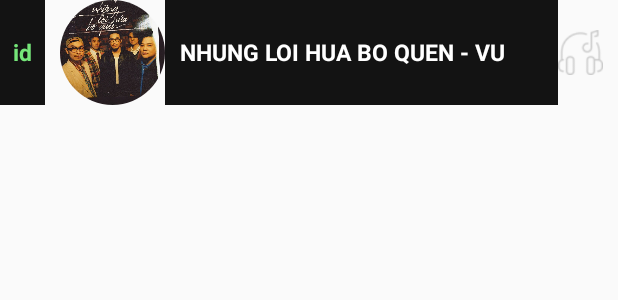
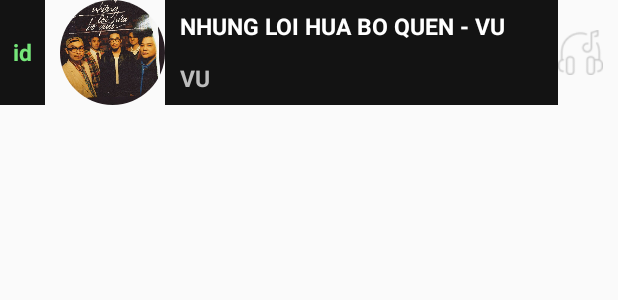
Before and after one commit to baoanhh7/Music_App_Demo, an Android app: the layout item_song.xml on its own in the app's theme, with its tools: preview values and no code run, on a phone screen of 412 x 824 dp. Shown: the top 300 px of the screen. Run offline under Robolectric (Android 15) with nearby library versions, the phone set to English and light mode, and no system bars; network calls fail.

Commit message:
BA commit 17/3 5:35 PM.

```diff
--- a/app/src/main/java/com/example/doan_music/fragment/main/Library_Fragment.java
+++ b/app/src/main/java/com/example/doan_music/fragment/main/Library_Fragment.java
@@ -162,7 +162,7 @@ public class Library_Fragment extends Fragment implements OnItemClickListener {
                 Integer id = cursor.getInt(2);
                 String ten = cursor.getString(1);
                 byte[] byteArray = convertDrawableToByteArray(requireContext(), R.drawable.music_logo);
-                if(maU.equals(id)) {
+                if (maU.equals(id)) {
                     ThuVien thuVien = new ThuVien(byteArray, ten);
                     arr.add(thuVien);
                 }
--- a/app/src/main/res/layout/fragment_add_playlist.xml
+++ b/app/src/main/res/layout/fragment_add_playlist.xml
@@ -17,12 +17,14 @@
             android:layout_height="match_parent"
             android:orientation="vertical"
             android:id="@+id/linear_addplayist_tv">
+
             <Button
                 android:layout_width="wrap_content"
                 android:id="@+id/btn_xong_addplaylist_thuvien"
                 android:layout_height="wrap_content"
                 android:layout_marginStart="320dp"
                 android:text="Xong" />
+
             <TextView
                 android:layout_width="wrap_content"
                 android:layout_height="wrap_content"
@@ -44,18 +46,21 @@
                 android:layout_gravity="center"
                 android:textSize="20dp" />
         </LinearLayout>
+
         <LinearLayout
             android:layout_width="match_parent"
             android:layout_height="match_parent"
             android:orientation="vertical"
             android:visibility="gone"
             android:id="@+id/linear_addplayist_tv1">
+
             <Button
                 android:layout_width="wrap_content"
                 android:id="@+id/btn_xong_addplaylist_thuvien1"
                 android:layout_height="wrap_content"
                 android:layout_marginStart="320dp"
                 android:text="Xong" />
+
             <SearchView
                 android:id="@+id/search_thuvien_addPlaylist"
                 android:layout_width="match_parent"
--- a/app/src/main/res/layout/item_song.xml
+++ b/app/src/main/res/layout/item_song.xml
@@ -29,10 +29,16 @@
             android:scaleType="centerCrop"
             android:src="@drawable/nhungloihuaboquen" />
 
+        <LinearLayout
+            android:layout_width="0dp"
+            android:layout_height="match_parent"
+            android:layout_weight="1"
+            android:orientation="vertical">
+
             <TextView
                 android:id="@+id/txt_song"
-            android:layout_width="0dp"
-            android:layout_height="70dp"
+                android:layout_width="match_parent"
+                android:layout_height="0dp"
                 android:layout_weight="1"
                 android:background="#131313"
                 android:gravity="center|left"
@@ -43,6 +49,22 @@
                 android:textSize="15sp"
                 android:textStyle="bold" />
 
+            <TextView
+                android:id="@+id/txt_artist"
+                android:layout_width="match_parent"
+                android:layout_height="0dp"
+                android:layout_weight="1"
+                android:background="#131313"
+                android:gravity="center|left"
+                android:paddingLeft="10dp"
+                android:text="Vu"
+                android:textAllCaps="true"
+                android:textColor="#BDBDBD"
+                android:textSize="15sp"
+                android:textStyle="bold" />
+
+        </LinearLayout>
+
         <ImageView
             android:layout_width="30dp"
             android:layout_height="30dp"
```
Also changed, not shown: app/src/main/java/com/example/doan_music/activity/library/PlaylistUserLoveActivity.java (+2 -6 lines), app/src/main/java/com/example/doan_music/adapter/home/SongAdapter.java (+3 -7 lines), app/src/main/java/com/example/doan_music/fragment/library/AddPlaylistFragment.java (+4 -6 lines), app/src/main/java/com/example/doan_music/music/PlayMusicActivity.java (+8 -4 lines), app/src/main/res/layout/activity_playlist_user_love.xml (indentation only). Lines whose indentation alone changed are shown as unchanged.
